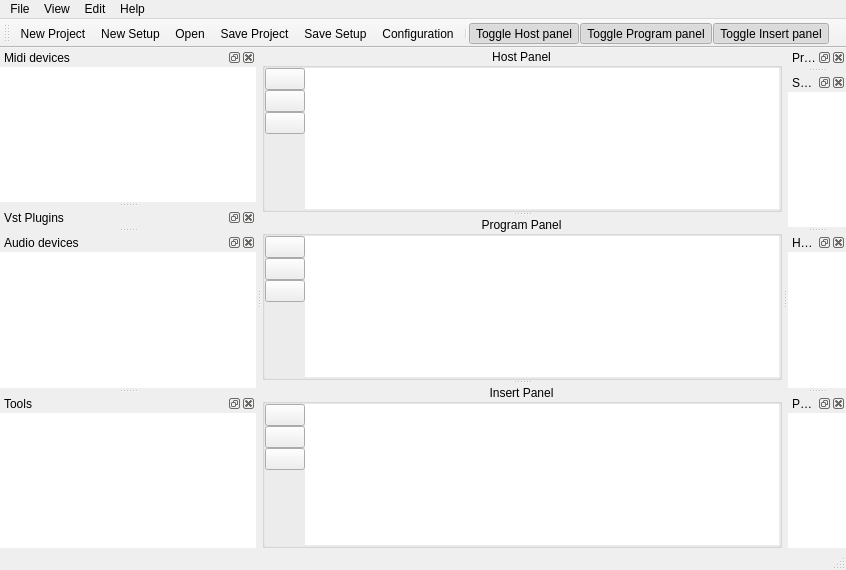
Above: src/vstboard/mainwindow.ui from rbarreiros/vstboard before the change. Below: the same form after it.
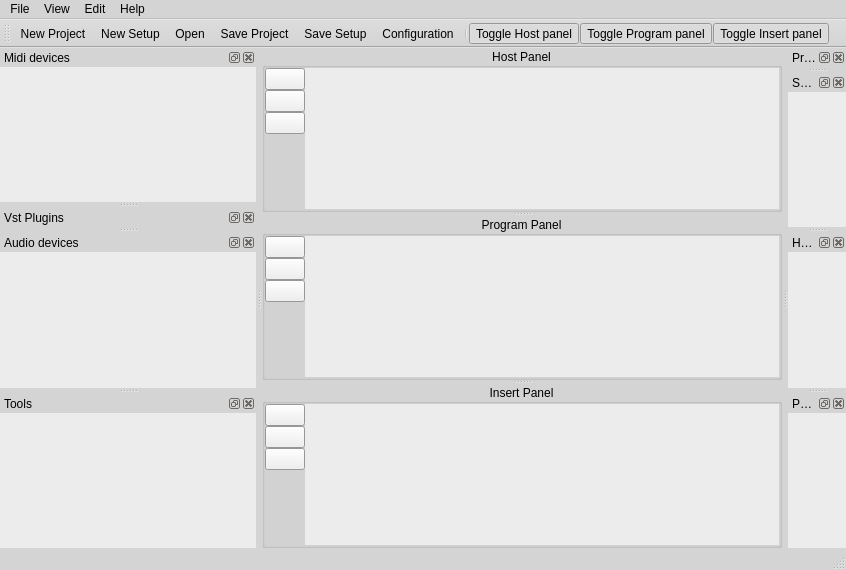
That is the form after the change. Icons and pictures are not drawn. Custom widgets are drawn as their Qt base class.

Commit message: vst window scroll values recorded in programs per class file version

What changed in the file:
```diff
--- a/src/vstboard/mainwindow.ui
+++ b/src/vstboard/mainwindow.ui
@@ -10,12 +10,109 @@
     <height>570</height>
    </rect>
   </property>
+  <property name="palette">
+   <palette>
+    <active>
+     <colorrole role="Light">
+      <brush brushstyle="SolidPattern">
+       <color alpha="255">
+        <red>248</red>
+        <green>248</green>
+        <blue>248</blue>
+       </color>
+      </brush>
+     </colorrole>
+     <colorrole role="Base">
+      <brush brushstyle="SolidPattern">
+       <color alpha="255">
+        <red>236</red>
+        <green>236</green>
+        <blue>236</blue>
+       </color>
+      </brush>
+     </colorrole>
+     <colorrole role="Window">
+      <brush brushstyle="SolidPattern">
+       <color alpha="255">
+        <red>212</red>
+        <green>212</green>
+        <blue>212</blue>
+       </color>
+      </brush>
+     </colorrole>
+    </active>
+    <inactive>
+     <colorrole role="Light">
+      <brush brushstyle="SolidPattern">
+       <color alpha="255">
+        <red>248</red>
+        <green>248</green>
+        <blue>248</blue>
+       </color>
+      </brush>
+     </colorrole>
+     <colorrole role="Base">
+      <brush brushstyle="SolidPattern">
+       <color alpha="255">
+        <red>236</red>
+        <green>236</green>
+        <blue>236</blue>
+       </color>
+      </brush>
+     </colorrole>
+     <colorrole role="Window">
+      <brush brushstyle="SolidPattern">
+       <color alpha="255">
+        <red>212</red>
+        <green>212</green>
+        <blue>212</blue>
+       </color>
+      </brush>
+     </colorrole>
+    </inactive>
+    <disabled>
+     <colorrole role="Light">
+      <brush brushstyle="SolidPattern">
+       <color alpha="255">
+        <red>248</red>
+        <green>248</green>
+        <blue>248</blue>
+       </color>
+      </brush>
+     </colorrole>
+     <colorrole role="Base">
+      <brush brushstyle="SolidPattern">
+       <color alpha="255">
+        <red>212</red>
+        <green>212</green>
+        <blue>212</blue>
+       </color>
+      </brush>
+     </colorrole>
+     <colorrole role="Window">
+      <brush brushstyle="SolidPattern">
+       <color alpha="255">
+        <red>212</red>
+        <green>212</green>
+        <blue>212</blue>
+       </color>
+      </brush>
+     </colorrole>
+    </disabled>
+   </palette>
+  </property>
+  <property name="contextMenuPolicy">
+   <enum>Qt::DefaultContextMenu</enum>
+  </property>
   <property name="windowTitle">
    <string>VstBoard</string>
   </property>
   <property name="locale">
    <locale language="English" country="UnitedStates"/>
   </property>
+  <property name="toolButtonStyle">
+   <enum>Qt::ToolButtonFollowStyle</enum>
+  </property>
   <property name="dockNestingEnabled">
    <bool>true</bool>
   </property>
@@ -119,12 +216,6 @@
         </item>
         <item>
          <widget class="MainGraphicsView" name="hostView">
-          <property name="sizePolicy">
-           <sizepolicy hsizetype="Expanding" vsizetype="Expanding">
-            <horstretch>0</horstretch>
-            <verstretch>0</verstretch>
-           </sizepolicy>
-          </property>
           <property name="whatsThis">
            <string>The Host panel is where you normally put your audio and midi interfaces.</string>
           </property>
@@ -328,12 +419,6 @@
         </item>
         <item>
          <widget class="MainGraphicsView" name="insertView">
-          <property name="sizePolicy">
-           <sizepolicy hsizetype="Expanding" vsizetype="Expanding">
-            <horstretch>0</horstretch>
-            <verstretch>0</verstretch>
-           </sizepolicy>
-          </property>
           <property name="frameShape">
            <enum>QFrame::NoFrame</enum>
           </property>
```
Left out of the diff: 97 changed lines with no effect on the pictures. The commit also changes 29 other files.
